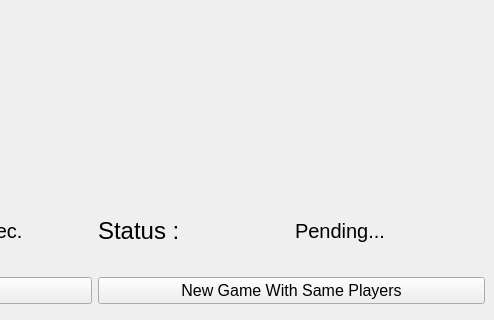
The window that playpage.ui (SenuraMalaka/CrossTheGameQT) describes before a commit, drawn with Qt 5; both pictures show x 306 to 800 and y 280 to 600 of the 800 by 600 pixel window.
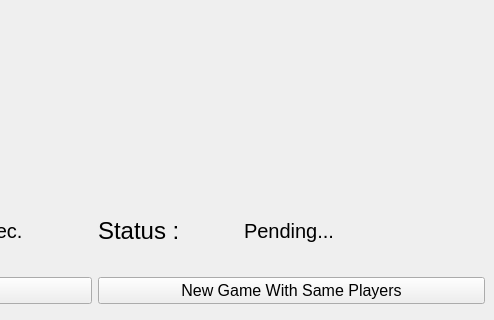
The same window after the commit. Icons and pictures are not drawn.

Commit message: added resize controllers to the playPage

What changed in the file:
```diff
--- a/playpage.ui
+++ b/playpage.ui
@@ -390,6 +390,12 @@
      <layout class="QHBoxLayout" name="horizontalLayout_5">
       <item>
        <widget class="QLabel" name="labelStatus">
+        <property name="maximumSize">
+         <size>
+          <width>140</width>
+          <height>16777215</height>
+         </size>
+        </property>
         <property name="font">
          <font>
           <pointsize>18</pointsize>
@@ -416,7 +422,7 @@
     </item>
    </layout>
   </widget>
-  <widget class="QWidget" name="">
+  <widget class="QWidget" name="layoutWidget">
    <property name="geometry">
     <rect>
      <x>10</x>
```
Left out of the diff: 5 changed lines with no effect on the pictures. The commit also changes 1 other file.
